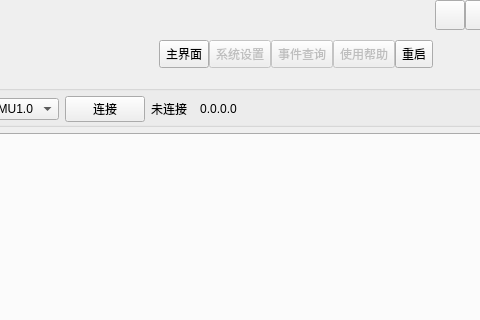
Before: the Qt Designer form main_ui.ui in Shogpe/bmsTool, drawn with Qt 5; both pictures show x 430 to 910 and y 0 to 320 of the 1015 by 600 pixel window.
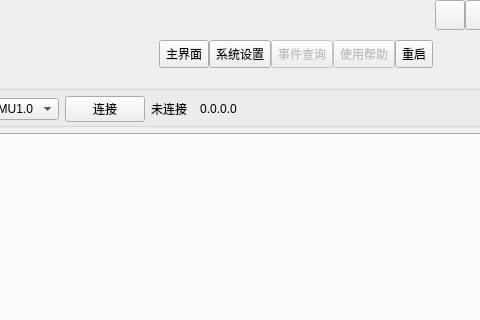
After: the same form once the commit is applied. Icons and pictures are not drawn. Custom widgets are drawn as their Qt base class.

```diff
--- a/main_ui.ui
+++ b/main_ui.ui
@@ -683,7 +683,7 @@
          <item>
           <widget class="QToolButton" name="btnConfig">
            <property name="enabled">
-            <bool>false</bool>
+            <bool>true</bool>
            </property>
            <property name="sizePolicy">
             <sizepolicy hsizetype="Fixed" vsizetype="Expanding">
```
